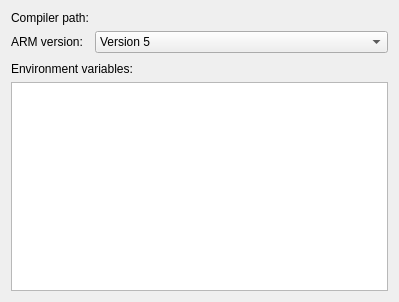
Old version of the form src/plugins/qt4projectmanager/qt-s60/rvcttoolchainconfigwidget.ui in the repository qt-creator/qt-creator.
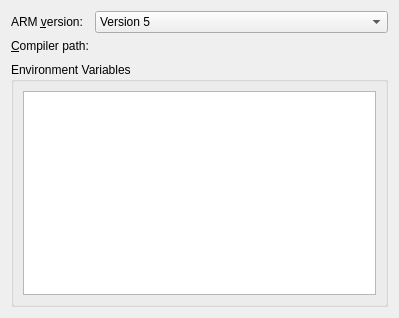
New version of the form. Custom widgets are drawn as their Qt base class.

What changed in the file:
```diff
--- a/src/plugins/qt4projectmanager/qt-s60/rvcttoolchainconfigwidget.ui
+++ b/src/plugins/qt4projectmanager/qt-s60/rvcttoolchainconfigwidget.ui
@@ -7,33 +7,26 @@
     <x>0</x>
     <y>0</y>
     <width>399</width>
-    <height>302</height>
+    <height>318</height>
    </rect>
   </property>
   <property name="windowTitle">
    <string>Form</string>
   </property>
-  <layout class="QVBoxLayout" name="verticalLayout">
+  <layout class="QVBoxLayout" name="verticalLayout_2">
    <item>
     <layout class="QFormLayout" name="formLayout">
      <item row="0" column="0">
       <widget class="QLabel" name="label">
        <property name="text">
-        <string>Compiler path:</string>
+        <string>ARM &amp;version:</string>
+       </property>
+       <property name="buddy">
+        <cstring>versionComboBox</cstring>
        </property>
       </widget>
      </item>
      <item row="0" column="1">
-      <widget class="Utils::PathChooser" name="compilerPath"/>
-     </item>
-     <item row="1" column="0">
-      <widget class="QLabel" name="label_2">
-       <property name="text">
-        <string>ARM version:</string>
-       </property>
-      </widget>
-     </item>
-     <item row="1" column="1">
       <widget class="QComboBox" name="versionComboBox">
        <item>
         <property name="text">
@@ -47,6 +40,19 @@
        </item>
       </widget>
      </item>
+     <item row="1" column="0">
+      <widget class="QLabel" name="compilerPathLabel">
+       <property name="text">
+        <string>&amp;Compiler path:</string>
+       </property>
+       <property name="buddy">
+        <cstring>compilerPath</cstring>
+       </property>
+      </widget>
+     </item>
+     <item row="1" column="1">
+      <widget class="Utils::PathChooser" name="compilerPath"/>
+     </item>
     </layout>
    </item>
    <item>
@@ -66,15 +72,17 @@
     </spacer>
    </item>
    <item>
-    <widget class="QLabel" name="label_3">
-     <property name="text">
-      <string>Environment variables:</string>
+    <widget class="QGroupBox" name="envGroupBox">
+     <property name="title">
+      <string>Environment Variables</string>
      </property>
+     <layout class="QVBoxLayout" name="verticalLayout">
+      <item>
+       <widget class="QTableView" name="environmentView"/>
+      </item>
+     </layout>
     </widget>
    </item>
-   <item>
-    <widget class="QTableView" name="environmentView"/>
-   </item>
   </layout>
  </widget>
  <customwidgets>
```
Left out of the diff: 2 changed lines with no effect on the pictures.
